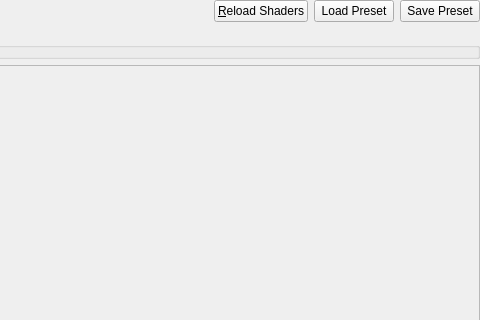
The window that src/duckstation-qt/postprocessingsettingswidget.ui (kofxi3584karlayang/duckstation) describes before a commit, drawn with Qt 5; both pictures show x 203 to 683 and y 0 to 320 of the 683 by 514 pixel window.
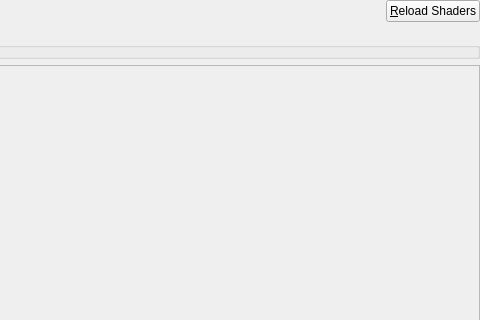
The same window after the commit. Icons and pictures are not drawn. Custom widgets are drawn as their Qt base class.

Commit message: Qt: Remove preset buttons from post settings

The edit to the form file:
```diff
--- a/src/duckstation-qt/postprocessingsettingswidget.ui
+++ b/src/duckstation-qt/postprocessingsettingswidget.ui
@@ -59,28 +59,6 @@
        </property>
       </widget>
      </item>
-     <item>
-      <widget class="QPushButton" name="loadPreset">
-       <property name="text">
-        <string>Load Preset</string>
-       </property>
-       <property name="icon">
-        <iconset resource="resources/resources.qrc">
-         <normaloff>:/icons/document-save.png</normaloff>:/icons/document-save.png</iconset>
-       </property>
-      </widget>
-     </item>
-     <item>
-      <widget class="QPushButton" name="savePreset">
-       <property name="text">
-        <string>Save Preset</string>
-       </property>
-       <property name="icon">
-        <iconset resource="resources/resources.qrc">
-         <normaloff>:/icons/document-open.png</normaloff>:/icons/document-open.png</iconset>
-       </property>
-      </widget>
-     </item>
     </layout>
    </item>
    <item>
```
The commit also changes 1 other file.
